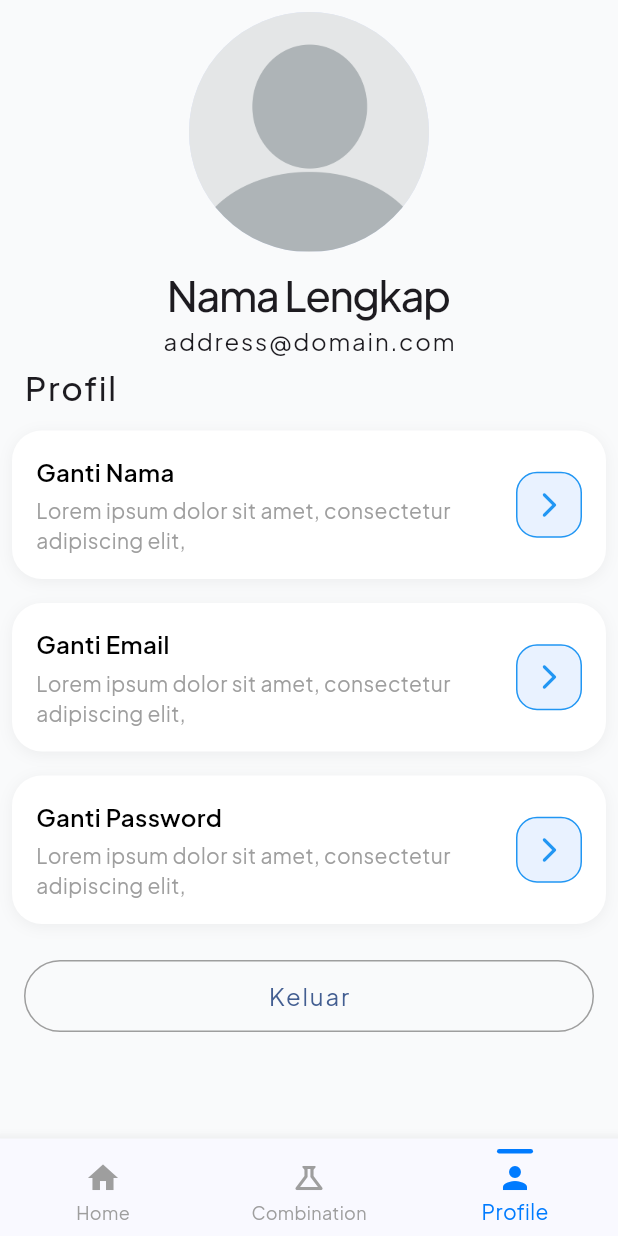
After one commit to nadyanjln/Skincare-Compatibility-Checker, a Flutter app: the Profile screen opened by its route, on a phone screen of 412 x 824 dp. The commit adds this screen. Run offline on Flutter 3.47's test engine with Material 3 defaults, Android fonts, the phone set to English and light mode, and no system bars; our stand-ins replace google_fonts.

Commit message:
feat: Add Profile Page

```diff
--- a/lib/main.dart
+++ b/lib/main.dart
@@ -1,6 +1,7 @@
 import 'package:capstone/ui/forgot_pw.dart';
 import 'package:capstone/ui/home.dart';
 import 'package:capstone/ui/login.dart';
+import 'package:capstone/ui/profile.dart';
 import 'package:capstone/ui/signup.dart';
 import 'package:flutter/material.dart';
 import 'package:google_fonts/google_fonts.dart';
@@ -22,6 +23,7 @@ class MyApp extends StatelessWidget {
         '/signup': (context) => const RegisterPage(),
         '/forgotpw': (context) => const ForgotPassword(),
         '/home': (context) => const Home(),
+        '/profile': (_) => const Profile(),
       },
       theme: ThemeData(
         textTheme: GoogleFonts.plusJakartaSansTextTheme(),
--- /dev/null
+++ b/lib/style/skincare_text_style.dart
@@ -0,0 +1,123 @@
+import 'package:flutter/widgets.dart';
+import 'package:google_fonts/google_fonts.dart';
+
+class SkincareTextStyle {
+  static final TextStyle _commonStyle = GoogleFonts.plusJakartaSans.call();
+
+  /// displayLarge Text Style
+  static TextStyle displayLarge = _commonStyle.copyWith(
+    fontSize: 57,
+    fontWeight: FontWeight.w700,
+    height: 1.11,
+    letterSpacing: -2,
+  );
+
+  /// displayMedium Text Style
+  static TextStyle displayMedium = _commonStyle.copyWith(
+    fontSize: 45,
+    fontWeight: FontWeight.w600,
+    height: 1.17,
+    letterSpacing: -1,
+  );
+
+  /// displaySmall Text Style
+  static TextStyle displaySmall = _commonStyle.copyWith(
+    fontSize: 36,
+    fontWeight: FontWeight.w500,
+    height: 1.25,
+    letterSpacing: -1,
+  );
+
+  /// headlineLarge Text Style
+  static TextStyle headlineLarge = _commonStyle.copyWith(
+    fontSize: 32,
+    fontWeight: FontWeight.w600,
+    height: 1.5,
+    letterSpacing: -1,
+  );
+
+  /// headlineMedium Text Style
+  static TextStyle headlineMedium = _commonStyle.copyWith(
+    fontSize: 28,
+    fontWeight: FontWeight.w500,
+    height: 1.2,
+    letterSpacing: -1,
+  );
+
+  /// headlineMedium Text Style
+  static TextStyle headlineSmall = _commonStyle.copyWith(
+    fontSize: 24,
+    fontWeight: FontWeight.w400,
+    height: 1.0,
+    letterSpacing: -1,
+  );
+
+  /// titleLarge Text Style
+  static TextStyle titleLarge = _commonStyle.copyWith(
+    fontSize: 22,
+    fontWeight: FontWeight.w500,
+    height: 1.2,
+    letterSpacing: 1.2,
+  );
+
+  /// titleMedium Text Style
+  static TextStyle titleMedium = _commonStyle.copyWith(
+    fontSize: 16,
+    fontWeight: FontWeight.w400,
+    height: 1.2,
+    letterSpacing: 1.2,
+  );
+
+  /// titleSmall Text Style
+  static TextStyle titleSmall = _commonStyle.copyWith(
+    fontSize: 14,
+    fontWeight: FontWeight.w300,
+    height: 1.2,
+    letterSpacing: 1.2,
+  );
+
+  /// bodyLargeBold Text Style
+  static TextStyle bodyLargeBold = _commonStyle.copyWith(
+    fontSize: 16,
+    fontWeight: FontWeight.w400,
+    height: 1.56,
+  );
+
+  /// bodyLargeMedium Text Style
+  static TextStyle bodyLargeMedium = _commonStyle.copyWith(
+    fontSize: 14,
+    fontWeight: FontWeight.w300,
+    height: 1.56,
+  );
+
+  /// bodyLargeRegular Text Style
+  static TextStyle bodyLargeRegular = _commonStyle.copyWith(
+    fontSize: 12,
+    fontWeight: FontWeight.w200,
+    height: 1.56,
+  );
+
+  /// labelLarge Text Style
+  static TextStyle labelLarge = _commonStyle.copyWith(
+    fontSize: 14,
+    fontWeight: FontWeight.w300,
+    height: 1.71,
+    letterSpacing: 1.3,
+  );
+
+  /// labelMedium Text Style
+  static TextStyle labelMedium = _commonStyle.copyWith(
+    fontSize: 12,
+    fontWeight: FontWeight.w200,
+    height: 1.4,
+    letterSpacing: 1.3,
+  );
+
+  /// labelSmall Text Style
+  static TextStyle labelSmall = _commonStyle.copyWith(
+    fontSize: 11,
+    fontWeight: FontWeight.w100,
+    height: 1.2,
+    letterSpacing: 1.3,
+  );
+}
--- /dev/null
+++ b/lib/ui/profile.dart
@@ -0,0 +1,110 @@
+import 'package:capstone/style/skincare_text_style.dart';
+import 'package:capstone/ui/widget/bottom_navbar.dart';
+import 'package:capstone/ui/widget/expanded_button.dart';
+import 'package:flutter/material.dart';
+
+class Profile extends StatelessWidget {
+  const Profile({super.key});
+
+  @override
+  Widget build(BuildContext context) {
+    return Scaffold(
+      backgroundColor: const Color(0xffF9FAFB),
+      body: SafeArea(
+        child: Column(
+          children: [
+            Center(
+              child: Column(
+                children: [
+                  Padding(
+                    padding: const EdgeInsets.all(8.0),
+                    child: CircleAvatar(
+                      radius: 80.0,
+                      backgroundImage: AssetImage(
+                        "assets/blank_profile.png",
+                      ),
+                    ),
+                  ),
+                  Padding(
+                    padding: const EdgeInsets.all(4.0),
+                    child: Text(
+                      style: SkincareTextStyle.headlineMedium,
+                      "Nama Lengkap",
+                    ),
+                  ),
+                  Text(
+                    style: SkincareTextStyle.titleMedium,
+                    "address@domain.com",
+                  ),
+                ],
+              ),
+            ),
+            Row(
+              children: [
+                Padding(
+                  padding: const EdgeInsets.only(
+                    top: 8,
+                    bottom: 8,
+                    right: 16,
+                    left: 16,
+                  ),
+                  child: Text(style: SkincareTextStyle.titleLarge, "Profil"),
+                ),
+              ],
+            ),
+            ExpandedButton(
+              title: "Ganti Nama",
+              description:
+                  "Lorem ipsum dolor sit amet, consectetur adipiscing elit,",
+              ontap: () {},
+            ),
+            ExpandedButton(
+              title: "Ganti Email",
+              description:
+                  "Lorem ipsum dolor sit amet, consectetur adipiscing elit,",
+              ontap: () {},
+            ),
+            ExpandedButton(
+              title: "Ganti Password",
+              description:
+                  "Lorem ipsum dolor sit amet, consectetur adipiscing elit,",
+              ontap: () {},
+            ),
+            const SizedBox(height: 16),
+            Padding(
+              padding: const EdgeInsets.symmetric(horizontal: 16),
+              child: SizedBox(
+                width: double.infinity,
+                height: 48,
+                child: OutlinedButton(
+                  onPressed: () {
+                    Navigator.pop(context);
+                  },
+                  style: OutlinedButton.styleFrom(
+                    side: const BorderSide(color: Colors.grey),
+                    shape: const StadiumBorder(),
+                    backgroundColor: const Color(0xFFF9FAFB),
+                  ),
+                  child: Text("Keluar", style: SkincareTextStyle.titleMedium),
+                ),
+              ),
+            ),
+          ],
+        ),
+      ),
+
+      bottomNavigationBar: CustomBottomNavBar(
+        currentIndex: 2,
+        onTap: (index) {
+          if (index == 0) {
+            Navigator.pushReplacementNamed(context, '/home');
+          }
+          if (index == 1) {
+            Navigator.pushReplacementNamed(context, '/cek_kombinasi');
+          }
+          if (index == 2) return;
+        },
+      ),
+    );
+  }
+}
--- /dev/null
+++ b/lib/ui/widget/expanded_button.dart
@@ -0,0 +1,72 @@
+import 'package:flutter/material.dart';
+
+class ExpandedButton extends StatelessWidget {
+  final String title;
+  final String description;
+  final Function() ontap;
+
+  const ExpandedButton({
+    super.key,
+    required this.title,
+    required this.description,
+    required this.ontap,
+  });
+
+  @override
+  Widget build(BuildContext context) {
+    return Container(
+      width: double.infinity,
+      margin: const EdgeInsets.all(8),
+      padding: const EdgeInsets.all(16),
+      decoration: BoxDecoration(
+        color: Colors.white,
+        borderRadius: BorderRadius.circular(20),
+        boxShadow: [
+          BoxShadow(
+            color: Colors.black.withOpacity(0.05),
+            blurRadius: 8,
+            offset: const Offset(0, 2),
+          ),
+        ],
+      ),
+      child: Row(
+        children: [
+          Expanded(
+            child: Column(
+              crossAxisAlignment: CrossAxisAlignment.start,
+              children: [
+                Text(
+                  title,
+                  style: TextStyle(
+                    fontSize: 16,
+                    fontWeight: FontWeight.w600,
+                    color: Colors.black,
+                  ),
+                ),
+                SizedBox(height: 4),
+                Text(
+                  description,
+                  style: TextStyle(fontSize: 14, color: Colors.grey),
+                ),
+              ],
+            ),
+          ),
+          Container(
+            width: 44,
+            height: 44,
+            decoration: BoxDecoration(
+              color: const Color(0xFFE9F2FF),
+              borderRadius: BorderRadius.circular(14),
+              border: Border.all(color: Colors.blue),
+            ),
+            child: const Icon(
+              Icons.arrow_forward_ios_rounded,
+              color: Colors.blue,
+              size: 20,
+            ),
+          ),
+        ],
+      ),
+    );
+  }
+}
--- a/pubspec.yaml
+++ b/pubspec.yaml
@@ -61,6 +61,7 @@ flutter:
   # To add assets to your application, add an assets section, like this:
   assets:
     - assets/google_logo.png
+    - assets/blank_profile.png
     - assets/products/
   #   - images/a_dot_ham.jpeg
 
```
Also changed, not shown: assets/blank_profile.png (added).
